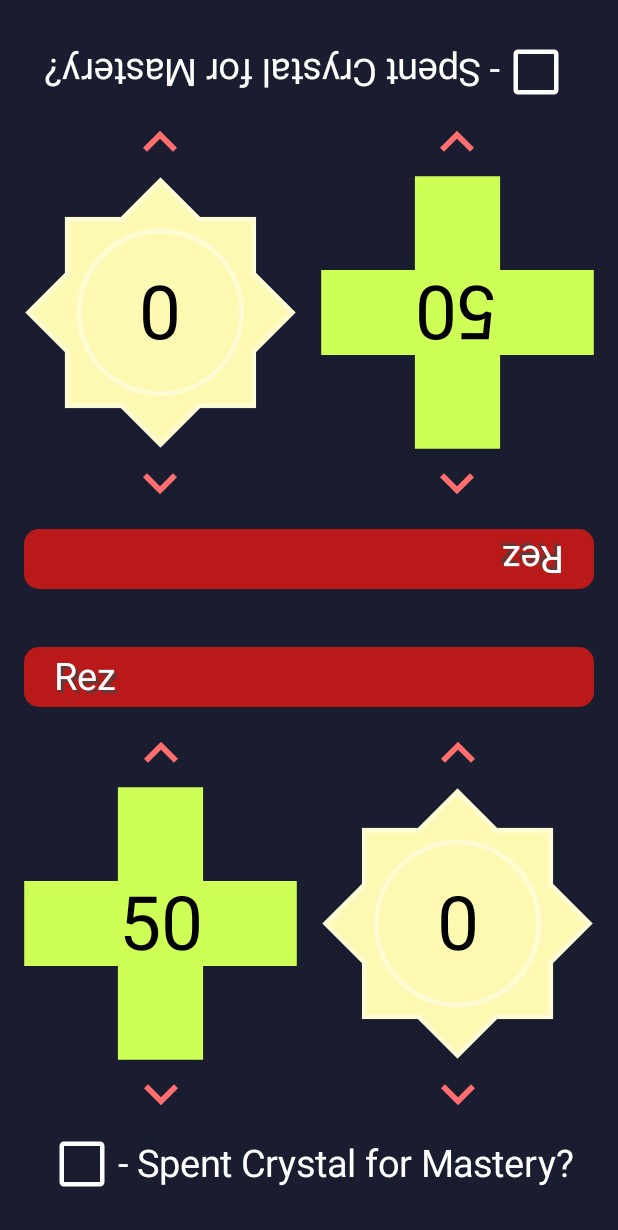
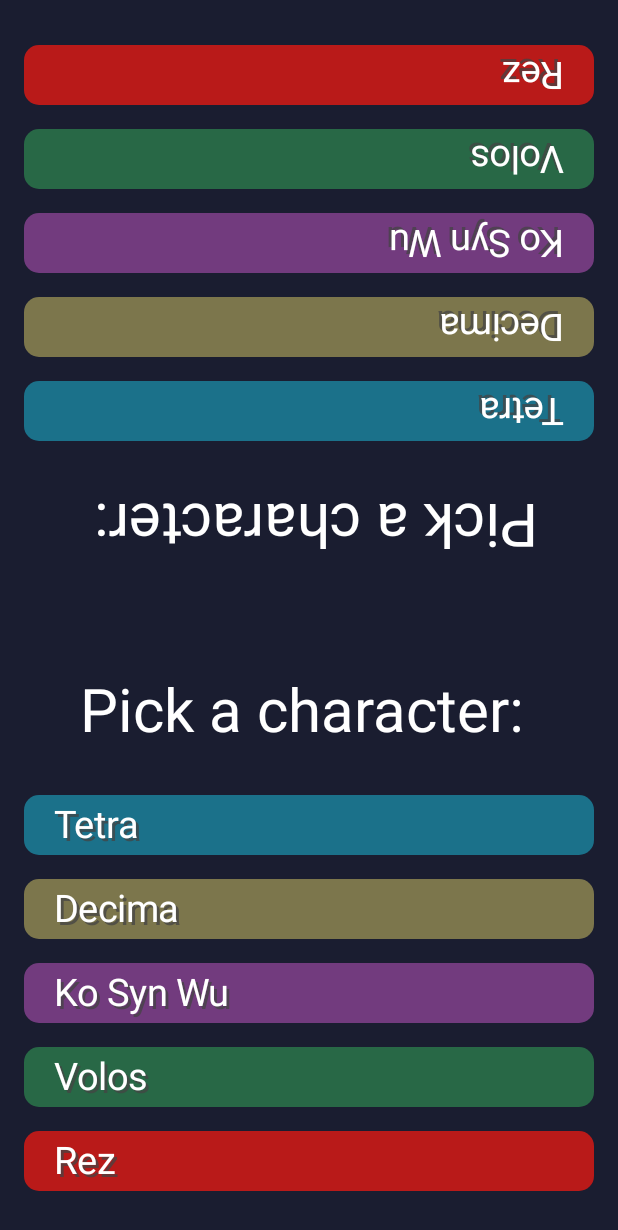
Before and after one commit to kjemison/shards-of-infinity-companion, an Android app built with Jetpack Compose: the screen it shows after launch (MainActivity), on a phone screen of 412 x 824 dp. Shown: the top 1230 px of the screen. Run offline under Robolectric (Android 15) with nearby library versions, the phone set to English and light mode, and no system bars.

Commit message:
Add character picker screens

```diff
--- /dev/null
+++ b/app/src/main/java/com/example/shardsofinfinityhelper/Character.kt
@@ -0,0 +1,8 @@
+package com.example.shardsofinfinityhelper
+
+data class Character(
+	val name: String = "",
+	val nameResource: Int,
+	val colorResource: Int
+) {
+}
--- a/app/src/main/java/com/example/shardsofinfinityhelper/CharacterPicker.kt
+++ /dev/null
@@ -1 +0,0 @@
-package com.example.shardsofinfinityhelper
--- a/app/src/main/java/com/example/shardsofinfinityhelper/MainActivity.kt
+++ b/app/src/main/java/com/example/shardsofinfinityhelper/MainActivity.kt
@@ -23,9 +23,11 @@ import androidx.compose.material.CheckboxDefaults
 import androidx.compose.material.Text
 import androidx.compose.runtime.Composable
 import androidx.compose.runtime.getValue
+import androidx.compose.runtime.mutableStateListOf
 import androidx.compose.runtime.mutableStateOf
 import androidx.compose.runtime.remember
 import androidx.compose.runtime.setValue
+import androidx.compose.runtime.snapshots.SnapshotStateList
 import androidx.compose.ui.Alignment
 import androidx.compose.ui.Alignment.Companion.CenterHorizontally
 import androidx.compose.ui.Alignment.Companion.CenterVertically
@@ -37,7 +39,6 @@ import androidx.compose.ui.graphics.Color
 import androidx.compose.ui.res.colorResource
 import androidx.compose.ui.res.painterResource
 import androidx.compose.ui.res.stringResource
-import androidx.compose.ui.tooling.preview.Preview
 import androidx.compose.ui.unit.dp
 import androidx.compose.ui.unit.sp
 import androidx.core.view.WindowCompat
@@ -47,12 +48,80 @@ import androidx.core.view.WindowInsetsControllerCompat
 val arrowHeightModifier = Modifier
 	.height(45.dp)
 
+val charactersList = listOf<Character>(
+	Character(
+		name = R.string.tetra_name.toString(),
+		nameResource = R.string.tetra_name,
+		colorResource = R.color.tetra_color
+	),
+	Character(
+		name = R.string.decima_name.toString(),
+		nameResource = R.string.decima_name,
+		colorResource = R.color.decima_color
+	),
+	Character(
+		name = R.string.ko_syn_wu_name.toString(),
+		nameResource = R.string.ko_syn_wu_name,
+		colorResource = R.color.ko_syn_wu_color
+	),
+	Character(
+		name = R.string.volos_name.toString(),
+		nameResource = R.string.volos_name,
+		colorResource = R.color.volos_color
+	),
+	Character(
+		name = R.string.rez_name.toString(),
+		nameResource = R.string.rez_name,
+		colorResource = R.color.rez_color
+	)
+)
+
 class MainActivity : ComponentActivity() {
 
 	override fun onCreate(savedInstanceState: Bundle?) {
 		super.onCreate(savedInstanceState)
 		setContent {
-			Players()
+			val player1 = Player()
+			val player2 = Player()
+
+			Column(modifier = Modifier
+				.fillMaxSize()
+				.background(color = colorResource(id = R.color.background)),
+				verticalArrangement = Arrangement.SpaceEvenly
+			) {
+				val charactersListState = remember {
+					mutableStateListOf(
+						Character(
+							name = R.string.tetra_name.toString(),
+							nameResource = R.string.tetra_name,
+							colorResource = R.color.tetra_color
+						),
+						Character(
+							name = R.string.decima_name.toString(),
+							nameResource = R.string.decima_name,
+							colorResource = R.color.decima_color
+						),
+						Character(
+							name = R.string.ko_syn_wu_name.toString(),
+							nameResource = R.string.ko_syn_wu_name,
+							colorResource = R.color.ko_syn_wu_color
+						),
+						Character(
+							name = R.string.volos_name.toString(),
+							nameResource = R.string.volos_name,
+							colorResource = R.color.volos_color
+						),
+						Character(
+							name = R.string.rez_name.toString(),
+							nameResource = R.string.rez_name,
+							colorResource = R.color.rez_color
+						)
+					)
+				}
+
+				PlayerArea(player1, modifier = Modifier.rotate(180f), charactersListState)
+				PlayerArea(player2, modifier = Modifier, charactersListState)
+			}
 		}
 
 		val windowInsetsController = WindowCompat.getInsetsController(window, window.decorView)
@@ -178,10 +247,17 @@ fun Arrow(
 }
 
 @Composable
-fun CharacterBanner(character: String, characterColor: Int) {
+fun CharacterBanner(
+	characterName: String,
+	characterColor: Int,
+	modifier: Modifier = Modifier,
+	onClick: () -> Unit
+) {
 	Row(
-		modifier = Modifier
-			.padding(start = 16.dp, top = 16.dp, bottom = 0.dp, end = 16.dp)
+		modifier = modifier
+			.clickable {
+				onClick()
+			}
 			.fillMaxWidth()
 			.height(40.dp)
 			.background(
@@ -192,9 +268,9 @@ fun CharacterBanner(character: String, characterColor: Int) {
 		horizontalArrangement = Arrangement.Start,
 		verticalAlignment = CenterVertically
 	) {
-		Box() {
+		Box {
 			Text(
-				text = character,
+				text = characterName,
 				color = Color.DarkGray,
 				fontSize = 25.sp,
 				modifier = Modifier
@@ -205,7 +281,7 @@ fun CharacterBanner(character: String, characterColor: Int) {
 					.alpha(0.75f)
 			)
 			Text(
-				text = character,
+				text = characterName,
 				fontSize = 25.sp,
 				color = Color.White
 			)
@@ -218,10 +294,14 @@ fun PlayerInfo(player: Player, modifier: Modifier = Modifier) {
 	Column(
 		modifier = modifier
 	) {
-		CharacterBanner(
-			character = stringResource(id = R.string.rez_name),
-			characterColor = R.color.rez_color
-		)
+		player.characterState?.let {
+			CharacterBanner(
+				characterName = stringResource(id = it.nameResource),
+				characterColor = it.colorResource,
+				modifier = Modifier.padding(16.dp),
+				onClick = {}
+			)
+		}
 		Row(
 			modifier = Modifier
 				.padding(start = 16.dp, end = 16.dp, top = 8.dp),
@@ -261,45 +341,54 @@ fun PlayerInfo(player: Player, modifier: Modifier = Modifier) {
 	}
 }
 
-@Preview
 @Composable
-fun Players() {
-	val player1 = Player("player1")
-	val player2 = Player("player2")
+fun PlayerArea(
+	player: Player,
+	modifier: Modifier = Modifier,
+	characterListState: SnapshotStateList<Character>
+) {
 	Column(
-		modifier = Modifier
-			.fillMaxSize()
+		modifier = modifier
 			.background(color = colorResource(id = R.color.background)),
-		verticalArrangement = Arrangement.SpaceBetween
+		verticalArrangement = Arrangement.SpaceBetween,
 	) {
-		PlayerInfo(player = player1, modifier = Modifier.rotate(180f))
-		PlayerInfo(player = player2)
+		if (player.characterState == null) {
+			ChooseCharacters(modifier = Modifier, player, characterListState)
+		} else {
+			PlayerInfo(player = player, modifier = Modifier)
+		}
 	}
 }
 
-@Preview(showBackground = true)
 @Composable
-fun Characters() {
-	Column() {
-		CharacterBanner(
-			character = stringResource(id = R.string.tetra_name),
-			characterColor = R.color.tetra_color
+fun ChooseCharacters(
+	modifier: Modifier = Modifier,
+	player: Player = Player(),
+	characterListState: SnapshotStateList<Character>
+){
+	Column(
+		horizontalAlignment = CenterHorizontally,
+		modifier = modifier
+			.background(color = colorResource(id = R.color.background))
+			.padding(16.dp),
+		verticalArrangement = Arrangement.spacedBy(16.dp)
+	) {
+		Text(
+			color = Color.White,
+			text = "Pick a character: ",
+			fontSize = 40.sp,
+			modifier = Modifier.padding(16.dp)
 		)
-		CharacterBanner(
-			character = stringResource(id = R.string.decima_name),
-			characterColor = R.color.decima_color
-		)
-		CharacterBanner(
-			character = stringResource(id = R.string.ko_syn_wu_name),
-			characterColor = R.color.ko_syn_wu_color
-		)
-		CharacterBanner(
-			character = stringResource(id = R.string.volos_name),
-			characterColor = R.color.volos_color
-		)
-		CharacterBanner(
-			character = stringResource(id = R.string.rez_name),
-			characterColor = R.color.rez_color
-		)
+
+		for (i in 0 until characterListState.size) {
+			CharacterBanner(
+				characterName = stringResource(id = characterListState[i].nameResource),
+				characterColor = characterListState[i].colorResource,
+				onClick = {
+					player.characterState = characterListState[i]
+					characterListState.removeAt(i)
+				}
+			)
+		}
 	}
 }
--- a/build.gradle
+++ b/build.gradle
@@ -4,7 +4,7 @@ buildscript {
     }
 }// Top-level build file where you can add configuration options common to all sub-projects/modules.
 plugins {
-    id 'com.android.application' version '8.0.2' apply false
-    id 'com.android.library' version '8.0.2' apply false
+    id 'com.android.application' version '8.1.0' apply false
+    id 'com.android.library' version '8.1.0' apply false
     id 'org.jetbrains.kotlin.android' version '1.9.0' apply false
 }
```
Also changed, not shown: app/src/main/java/com/example/shardsofinfinityhelper/Player.kt (+28 -21 lines).
